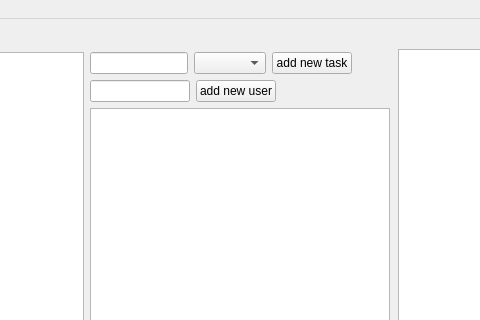
The window that gantt.ui (thedanzjl/gantt) describes before a commit, drawn with Qt 5; both pictures show x 82 to 562 and y 0 to 320 of the 1319 by 560 pixel window.
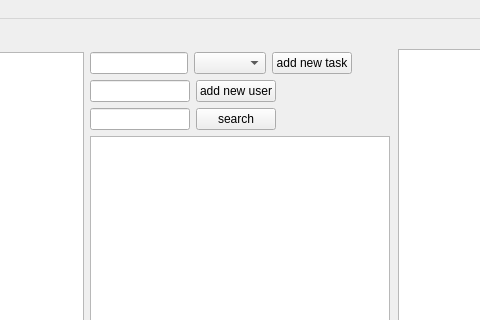
The same window after the commit.

What changed in the file:
```diff
--- a/gantt.ui
+++ b/gantt.ui
@@ -115,6 +115,40 @@
          </item>
         </layout>
        </item>
+       <item>
+        <layout class="QHBoxLayout" name="horizontalLayout_5">
+         <item>
+          <widget class="QLineEdit" name="taskSearch">
+           <property name="maximumSize">
+            <size>
+             <width>100</width>
+             <height>16777215</height>
+            </size>
+           </property>
+          </widget>
+         </item>
+         <item>
+          <widget class="QPushButton" name="searchButton">
+           <property name="text">
+            <string>search</string>
+           </property>
+          </widget>
+         </item>
+         <item>
+          <spacer name="horizontalSpacer_5">
+           <property name="orientation">
+            <enum>Qt::Horizontal</enum>
+           </property>
+           <property name="sizeHint" stdset="0">
+            <size>
+             <width>40</width>
+             <height>20</height>
+            </size>
+           </property>
+          </spacer>
+         </item>
+        </layout>
+       </item>
        <item>
         <widget class="QTableWidget" name="mainTable">
          <property name="maximumSize">
```
